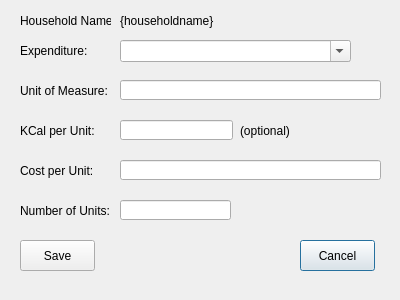
This is open-ihm/gui/designs/ui_household_addexpense.ui in snim2mirror/openihm as Qt 5 draws it before an edit. The edited form follows.
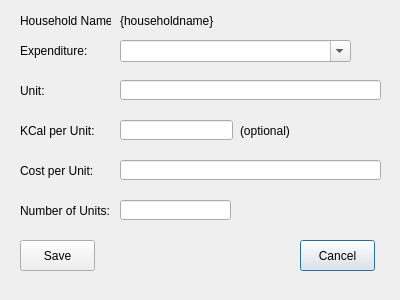
This is the edited form.

Diff of the .ui file:
```diff
--- a/open-ihm/gui/designs/ui_household_addexpense.ui
+++ b/open-ihm/gui/designs/ui_household_addexpense.ui
@@ -72,7 +72,7 @@
     </rect>
    </property>
    <property name="text">
-    <string>Unit of Measure:</string>
+    <string>Unit:</string>
    </property>
   </widget>
   <widget class="QLineEdit" name="txtUnitOfMeasure">
```
